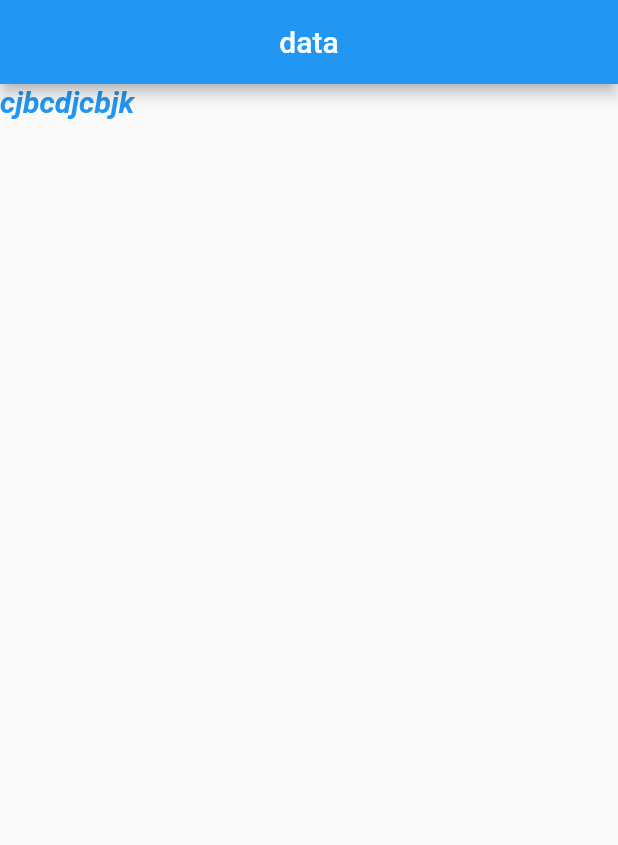
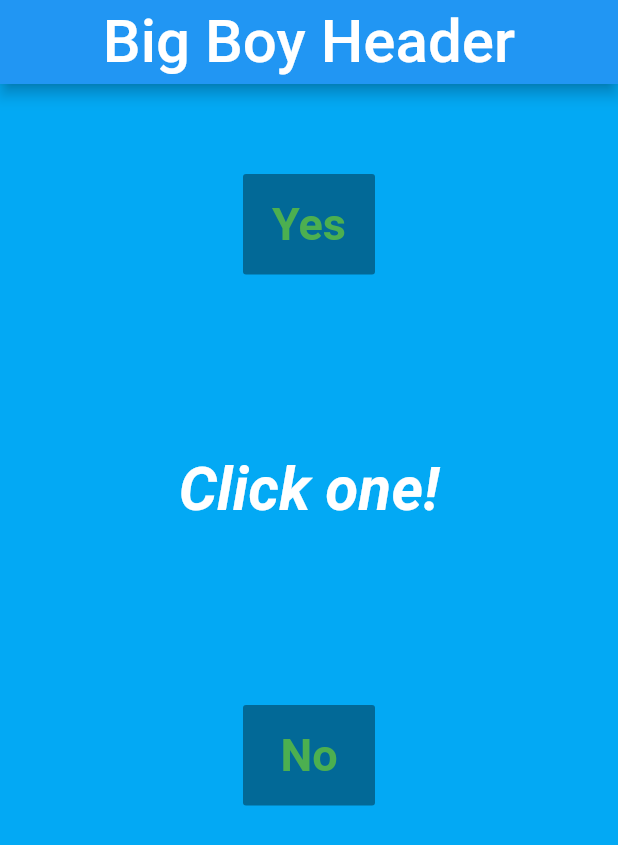
Before and after one commit to LiamQ18/first_flutter_app, a Flutter app: the screen it shows after launch, on a phone screen of 412 x 824 dp. Shown: the top 845 px of the screen. Run offline on Flutter 3.47's test engine with Material 2 defaults, Android fonts, the phone set to English and light mode, and no system bars.

Commit message:
Created two buttons

```diff
--- a/lib/main.dart
+++ b/lib/main.dart
@@ -13,18 +13,51 @@ class MyAppState extends State<MyApp> {
     return new Scaffold(
       appBar: new AppBar(
       centerTitle: true,
+      title: new Text('Big Boy Header',style:TextStyle( fontSize: 40.0)),
+      ),
 
-      title: new Text('data'),
+      body: new  Container(
+        color: Colors.lightBlue,
+          child: new Column(
+
+             crossAxisAlignment: CrossAxisAlignment.center,
+          children: <Widget>[
+            new Padding(padding: new EdgeInsets.all(30.0)
+            ),
+            new RaisedButton(
+              padding: EdgeInsets.symmetric( vertical: 16.0),
+             child: new Text('Yes', textAlign: TextAlign.center,
+             style: new TextStyle( fontSize: 30.0, color: Colors.green, fontWeight: FontWeight.bold),
+             ),
+              highlightColor: Colors.yellow,
+          ),
+            new Padding(
+              padding: new EdgeInsets.all(60.0),
+            ),
+
+            new Center(
+              child: new Text('Click one!', textAlign: TextAlign.center,
+              style: new TextStyle(fontSize: 40.0, color: Colors.white,
+            fontStyle: FontStyle.italic,  fontWeight: FontWeight.bold)),
+            ),
+
+          new Padding(
+              padding: new EdgeInsets.all(60.0),
+            ),
+
+          new RaisedButton(
+
+             padding: EdgeInsets.symmetric(vertical: 16.0),
+             child: new Text('No', textAlign: TextAlign.center,
+             style: new TextStyle( fontSize: 30.0, color: Colors.green, fontWeight: FontWeight.bold),
+             ),
+              highlightColor: Colors.yellow,
+          )
+           ],
+         ),
+
       ),
-      body: new Container(
-        child: new Column(
-          children: <Widget>[
-            new Text('cjbcdjcbjk', style: new TextStyle(fontSize: 20.0, color: Colors.blue,
-            fontStyle: FontStyle.italic, fontWeight: FontWeight.bold)),
-          ],
-        )
-      ),
-    );
+        );
 }
 }
 
```
